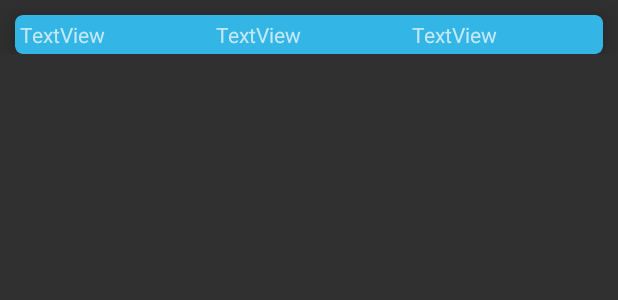
After one commit to scnipper/Bicyclesport, an Android app: the layout history_item.xml on its own in the app's theme, with its tools: preview values and no code run, on a phone screen of 412 x 824 dp. The commit adds this screen. Shown: the top 300 px of the screen. Run offline under Robolectric (Android 15) with nearby library versions, the phone set to English and light mode, and no system bars.

Commit message:
save route in table and history activity

```diff
--- a/app/src/main/AndroidManifest.xml
+++ b/app/src/main/AndroidManifest.xml
@@ -16,10 +16,8 @@
         android:roundIcon="@mipmap/ic_launcher_round"
         android:supportsRtl="true"
         android:theme="@style/AppTheme"
-
         tools:ignore="GoogleAppIndexingWarning">
         <activity android:name=".ui.activities.StartActivity">
-
             <intent-filter>
                 <action android:name="android.intent.action.MAIN" />
 
@@ -36,6 +34,7 @@
 
         <activity android:name=".ui.activities.ListRoutesActivity" />
         <activity android:name=".ui.activities.SettingsActivity" />
+        <activity android:name=".ui.activities.UserHistoryActivity"></activity>
     </application>
 
 </manifest>
--- a/app/src/main/java/me/creese/sport/data/DataHelper.java
+++ b/app/src/main/java/me/creese/sport/data/DataHelper.java
@@ -24,6 +24,9 @@ public class DataHelper extends SQLiteOpenHelper {
         final String ROUTES = "CREATE TABLE "+RoutesTable.NAME_TABLE+" (" +
                 ID+" INTEGER PRIMARY KEY AUTOINCREMENT," +
                 RoutesTable.TIME+" BIGINT," +
+                RoutesTable.DEST+ " DOUBLE DEFAULT (0),"+
+                RoutesTable.IS_RIDE+ " INTEGER DEFAULT (0),"+
+                RoutesTable.TIME_ROUTE+ " BIGINT,"+
                 RoutesTable.NAME+" VARCHAR (255));";
 
         final String POINTS = "CREATE TABLE "+PointsTable.NAME_TABLE+" (" +
--- a/app/src/main/java/me/creese/sport/data/RoutesTable.java
+++ b/app/src/main/java/me/creese/sport/data/RoutesTable.java
@@ -5,4 +5,7 @@ public class RoutesTable {
 
     public static final String TIME = "time";
     public static final String NAME = "name";
+    public static final String DEST = "destantion";
+    public static final String IS_RIDE = "is_ride";
+    public static final String TIME_ROUTE = "time_route";
 }
--- a/app/src/main/java/me/creese/sport/map/MapWork.java
+++ b/app/src/main/java/me/creese/sport/map/MapWork.java
@@ -120,6 +120,9 @@ public class MapWork implements OnMapReadyCallback, GpsListener, GoogleMap.OnMap
         gps.setContext(context);
     }
 
+    public Route getLastRoute(){
+        return routes.get(routes.size()-1);
+    }
     @Override
     public void onMapReady(final GoogleMap googleMap) {
 
--- a/app/src/main/java/me/creese/sport/ui/activities/StartActivity.java
+++ b/app/src/main/java/me/creese/sport/ui/activities/StartActivity.java
@@ -132,6 +132,7 @@ public class StartActivity extends AppCompatActivity implements NavigationView.O
             button.setImageResource(R.drawable.baseline_play_arrow_black_36);
             button.setTag("stop");
             mapWork.getGps().stopUpdatePosition();
+            mapWork.getLastRoute().saveRoute();
 
         }
     }
@@ -194,6 +195,9 @@ public class StartActivity extends AppCompatActivity implements NavigationView.O
             case R.id.menu_settings:
                 startActivity(new Intent(this,SettingsActivity.class));
                 break;
+            case R.id.menu_history:
+                startActivity(new Intent(this,UserHistoryActivity.class));
+                break;
         }
 
         DrawerLayout drawerLayout = findViewById(R.id.drawer);
--- a/app/src/main/java/me/creese/sport/util/RouteModelConvert.java
+++ b/app/src/main/java/me/creese/sport/util/RouteModelConvert.java
@@ -7,8 +7,6 @@ import com.google.gson.JsonDeserializer;
 import com.google.gson.JsonElement;
 import com.google.gson.JsonObject;
 import com.google.gson.JsonParseException;
-import com.google.gson.JsonSerializationContext;
-import com.google.gson.JsonSerializer;
 
 import java.lang.reflect.Type;
 import java.util.ArrayList;
@@ -32,7 +30,7 @@ public class RouteModelConvert implements JsonDeserializer<RouteModel> {
         }
 
 
-        return new RouteModel(jsonObject.get("name").getAsString(),p,jsonObject.get("time").getAsLong());
+        return new RouteModel(jsonObject.get("name").getAsString(),p,jsonObject.get("time").getAsLong(), 0, false,0);
     }
 
 
--- a/app/src/main/java/me/creese/sport/util/UpdateInfo.java
+++ b/app/src/main/java/me/creese/sport/util/UpdateInfo.java
@@ -71,7 +71,7 @@ public class UpdateInfo extends TimerTask {
         timeView.setText(startActivity.getString(R.string.time)+" -- "+formatTime());
 
         speedView.setText(((int) gps.getSpeed())+" "+startActivity.getString(R.string.km_peer_hour));
-        distanceView.setText(startActivity.getString(R.string.distance)+" -- "+route.makeDistance());
+        distanceView.setText(startActivity.getString(R.string.distance)+" -- "+Route.makeDistance(route.getDistance()));
     }
 
     private String formatTime() {
--- /dev/null
+++ b/app/src/main/res/layout/history_item.xml
@@ -0,0 +1,47 @@
+<?xml version="1.0" encoding="utf-8"?>
+<FrameLayout xmlns:android="http://schemas.android.com/apk/res/android"
+    xmlns:app="http://schemas.android.com/apk/res-auto"
+    android:layout_width="match_parent"
+    android:layout_height="wrap_content">
+
+    <android.support.v7.widget.CardView
+        android:layout_width="match_parent"
+        android:layout_height="wrap_content"
+        android:layout_marginStart="10dp"
+        android:layout_marginTop="10dp"
+        android:layout_marginEnd="10dp"
+        app:cardBackgroundColor="@android:color/holo_blue_light"
+        app:cardCornerRadius="5dp"
+        app:cardElevation="10dp">
+
+        <LinearLayout
+            android:layout_width="match_parent"
+            android:layout_height="match_parent"
+            android:orientation="horizontal">
+
+            <TextView
+                android:id="@+id/history_date"
+                android:layout_width="wrap_content"
+                android:layout_height="wrap_content"
+                android:layout_margin="3dp"
+                android:layout_weight="1"
+                android:text="TextView" />
+
+            <TextView
+                android:id="@+id/history_dist"
+                android:layout_width="wrap_content"
+                android:layout_height="wrap_content"
+                android:layout_margin="3dp"
+                android:layout_weight="1"
+                android:text="TextView" />
+
+            <TextView
+                android:id="@+id/history_time"
+                android:layout_width="wrap_content"
+                android:layout_height="wrap_content"
+                android:layout_margin="3dp"
+                android:layout_weight="1"
+                android:text="TextView" />
+        </LinearLayout>
+    </android.support.v7.widget.CardView>
+</FrameLayout>
--- a/app/src/main/res/menu/navigation_items.xml
+++ b/app/src/main/res/menu/navigation_items.xml
@@ -6,7 +6,9 @@
         android:id="@+id/menu_routes"
         android:menuCategory="container"
         android:title="@string/routes" />
-    <item android:title="@string/history" />
+    <item
+        android:id="@+id/menu_history"
+        android:title="@string/history" />
     <item android:title="@string/statistic" />
     <item
         android:id="@+id/menu_settings"
```
Also changed, not shown: app/src/main/java/me/creese/sport/map/Route.java (+21 -11 lines), app/src/main/java/me/creese/sport/models/RouteModel.java (+17 -1 lines), app/src/main/java/me/creese/sport/models/adapters/HistoryAdapter.java (added, +66 -0 lines), app/src/main/java/me/creese/sport/ui/activities/ListRoutesActivity.java (+6 -38 lines), app/src/main/java/me/creese/sport/ui/activities/UserHistoryActivity.java (added, +37 -0 lines), app/src/main/java/me/creese/sport/util/RouteFromDb.java (added, +62 -0 lines), app/src/main/res/layout/activity_user_history.xml (added, +23 -0 lines).
